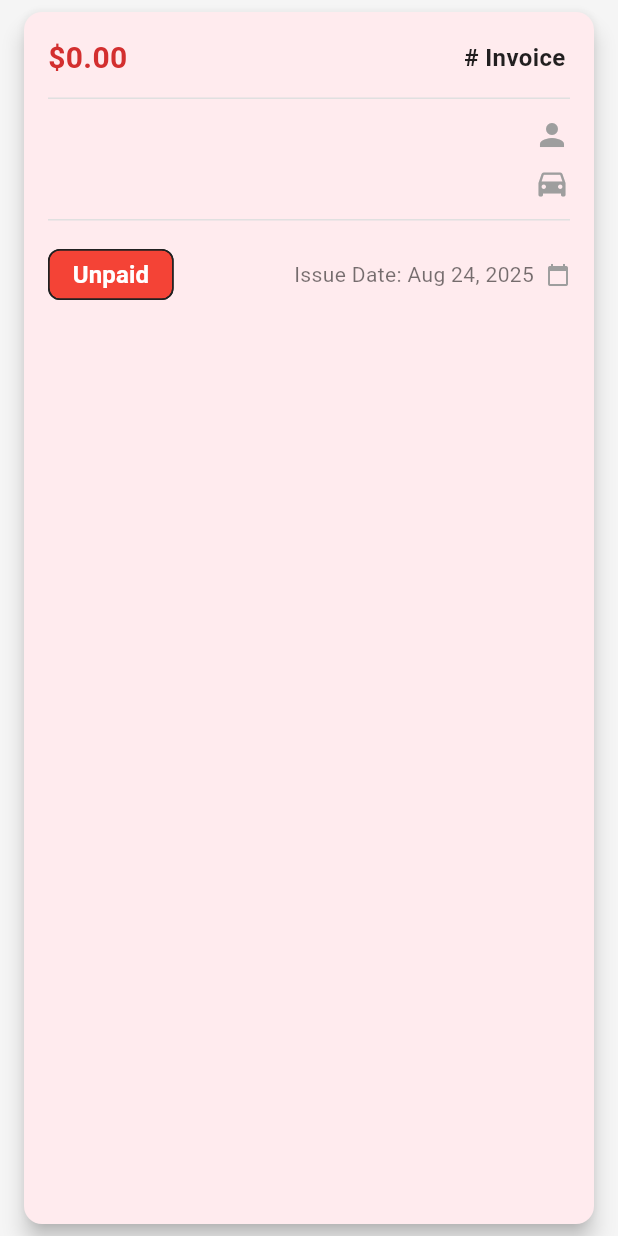
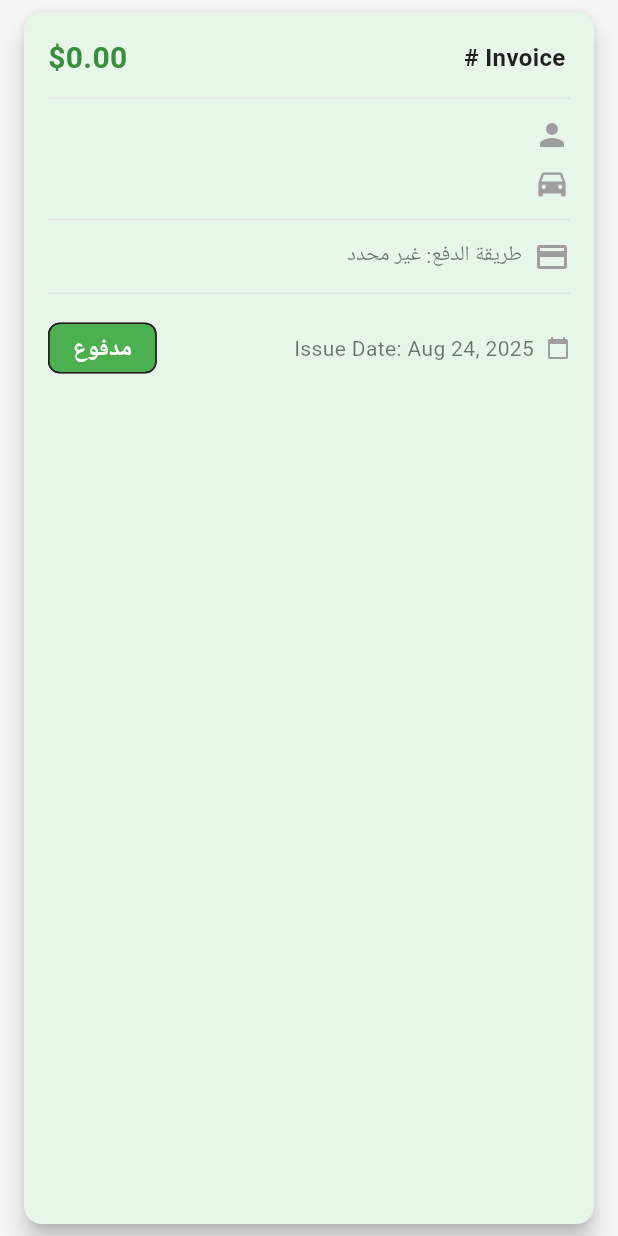
Before and after one commit to Abdalrahman1723/car-service-center-app, a Flutter app: the InvoiceCard widget shown alone on an empty page, opened directly with empty values, on a phone screen of 412 x 824 dp. Run offline on Flutter 3.47's test engine with Material 3 defaults, Android fonts, the phone set to English and light mode, and no system bars; our stand-ins replace cloud_firestore, device_preview, equatable, firebase_auth, firebase_core, firebase_messaging and 6 more; accounts and stored records are empty.

Commit message:
update payment methods

```diff
--- a/lib/modules/employee/invoice_management/presentation/widgets/invoice_card.dart
+++ b/lib/modules/employee/invoice_management/presentation/widgets/invoice_card.dart
@@ -15,10 +15,26 @@ class InvoiceCard extends StatelessWidget {
     required this.clientName,
   });
 
+  // Helper method to get payment method display text in Arabic
+  String _getPaymentMethodText(String? paymentMethod) {
+    switch (paymentMethod) {
+      case 'Cash':
+        return 'نقداً';
+      case 'Credit Card':
+        return 'بطاقة ائتمان';
+      case 'Bank Transfer':
+        return 'تحويل بنكي';
+      case 'Instapay':
+        return 'انستاباي';
+      default:
+        return 'غير محدد';
+    }
+  }
+
   @override
   Widget build(BuildContext context) {
     return Card(
-      color: invoice.isPaid ? Colors.green[50] : Colors.red[50],
+      color: invoice.isPayLater ? Colors.red[50] : Colors.green[50],
       elevation: 6,
       shape: RoundedRectangleBorder(borderRadius: BorderRadius.circular(12)),
       margin: const EdgeInsets.symmetric(vertical: 8.0, horizontal: 16.0),
@@ -65,9 +81,9 @@ class InvoiceCard extends StatelessWidget {
                     style: TextStyle(
                       fontWeight: FontWeight.bold,
                       fontSize: 20,
-                      color: invoice.isPaid
-                          ? Colors.green[700]
-                          : Colors.red[700],
+                      color: invoice.isPayLater
+                          ? Colors.red[700]
+                          : Colors.green[700],
                     ),
                   ),
                 ],
@@ -105,7 +121,27 @@ class InvoiceCard extends StatelessWidget {
               const SizedBox(height: 12),
               const Divider(height: 1),
 
-              // Date and Paid Status
+              // Payment Method (if available)
+              if (invoice.paymentMethod != null) ...[
+                const SizedBox(height: 12),
+                Row(
+                  children: [
+                    const Icon(Icons.payment, color: Colors.grey),
+                    const SizedBox(width: 8),
+                    Text(
+                      'طريقة الدفع: ${_getPaymentMethodText(invoice.paymentMethod)}',
+                      style: const TextStyle(
+                        fontSize: 14,
+                        color: Colors.black54,
+                      ),
+                    ),
+                  ],
+                ),
+                const SizedBox(height: 12),
+                const Divider(height: 1),
+              ],
+
+              // Date and Payment Status
               const SizedBox(height: 12),
               Row(
                 mainAxisAlignment: MainAxisAlignment.spaceBetween,
@@ -129,13 +165,15 @@ class InvoiceCard extends StatelessWidget {
                   ),
                   Chip(
                     label: Text(
-                      invoice.isPaid ? 'Paid' : 'Unpaid',
+                      invoice.isPayLater ? 'آجل' : 'مدفوع',
                       style: const TextStyle(
                         color: Colors.white,
                         fontWeight: FontWeight.bold,
                       ),
                     ),
-                    backgroundColor: invoice.isPaid ? Colors.green : Colors.red,
+                    backgroundColor: invoice.isPayLater
+                        ? Colors.red
+                        : Colors.green,
                     padding: const EdgeInsets.symmetric(
                       horizontal: 8,
                       vertical: 4,
--- a/lib/shared/models/invoice.dart
+++ b/lib/shared/models/invoice.dart
@@ -9,10 +9,11 @@ class Invoice {
   final double amount;
   final List<Item> items;
   final String? notes;
-  final bool isPaid;
+  final bool isPayLater;
   final String? paymentMethod;
   final double? discount;
   final String selectedCar; // Added
+  final double? downPayment; // Added for partial payments
 
   Invoice({
     required this.id,
@@ -24,9 +25,10 @@ class Invoice {
     required this.items,
     required this.selectedCar,
     this.notes,
-    required this.isPaid,
+    required this.isPayLater,
     this.paymentMethod,
     this.discount,
+    this.downPayment,
   });
 
   factory Invoice.fromFirestore(Map<String, dynamic> data, String id) {
@@ -45,10 +47,11 @@ class Invoice {
               .toList() ??
           [],
       notes: data['notes'],
-      isPaid: data['isPaid'] ?? false,
+      isPayLater: data['isPayLater'] ?? false,
       paymentMethod: data['paymentMethod'],
       discount: (data['discount'] as num?)?.toDouble(),
       selectedCar: data['selectedCar'],
+      downPayment: (data['downPayment'] as num?)?.toDouble(),
     );
   }
 
@@ -60,10 +63,11 @@ class Invoice {
       'amount': amount,
       'items': items.map((item) => item.toMap()).toList(),
       'notes': notes,
-      'isPaid': isPaid,
+      'isPayLater': isPayLater,
       'paymentMethod': paymentMethod,
       'discount': discount,
       'selectedCar': selectedCar,
+      'downPayment': downPayment,
     };
   }
 
@@ -91,11 +95,12 @@ class Invoice {
           )
         : [],
     notes: map['notes'],
-    isPaid: map['isPaid'] ?? false,
+    isPayLater: map['isPayLater'] ?? false,
     paymentMethod: map['paymentMethod'],
     discount: (map['discount'] is int)
         ? (map['discount'] as int).toDouble()
         : map['discount'],
-        selectedCar: map['selectedCar'] ?? '',
+    selectedCar: map['selectedCar'] ?? '',
+    downPayment: (map['downPayment'] as num?)?.toDouble(),
   );
 }
```
Also changed, not shown: lib/modules/employee/invoice_management/data/repositories/invoice_repository_impl.dart (+5 -3 lines), lib/modules/employee/invoice_management/presentation/cubit/invoice_management_cubit.dart (+24 -3 lines), lib/modules/employee/invoice_management/presentation/pages/invoice_add_screen.dart (+60 -10 lines), lib/modules/employee/invoice_management/presentation/widgets/invoice_export_button.dart (+42 -5 lines).
